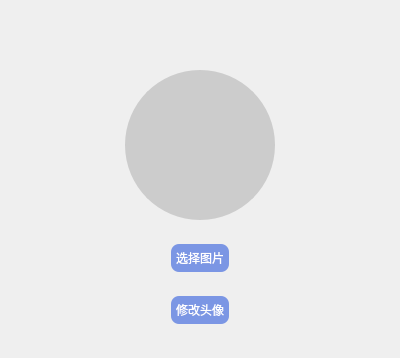
Old version of the form AllChatClient/View/updateavatar.ui in the repository siju-m/AllChat.
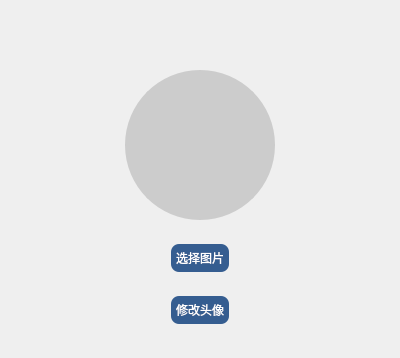
New version of the form. Icons and pictures are not drawn.

Patch:
```diff
--- a/AllChatClient/View/updateavatar.ui
+++ b/AllChatClient/View/updateavatar.ui
@@ -7,7 +7,7 @@
     <x>0</x>
     <y>0</y>
     <width>400</width>
-    <height>300</height>
+    <height>326</height>
    </rect>
   </property>
   <property name="windowTitle">
@@ -191,7 +191,7 @@
 QPushButton{
 	font: 10pt &quot;微软雅黑&quot;;
     color: white;
-    background-color: rgb(123, 150, 228);
+    background-color: rgb(53, 93, 144);
 	color: rgb(255, 255, 255);
     border-radius: 8px;
     border-style: none;
@@ -250,7 +250,7 @@
 QPushButton{
 	font: 10pt &quot;微软雅黑&quot;;
     color: white;
-    background-color: rgb(123, 150, 228);
+    background-color: rgb(53, 93, 144);
 	color: rgb(255, 255, 255);
     border-radius: 8px;
     border-style: none;
```
Left out of the diff: 5 changed lines with no effect on the pictures.
